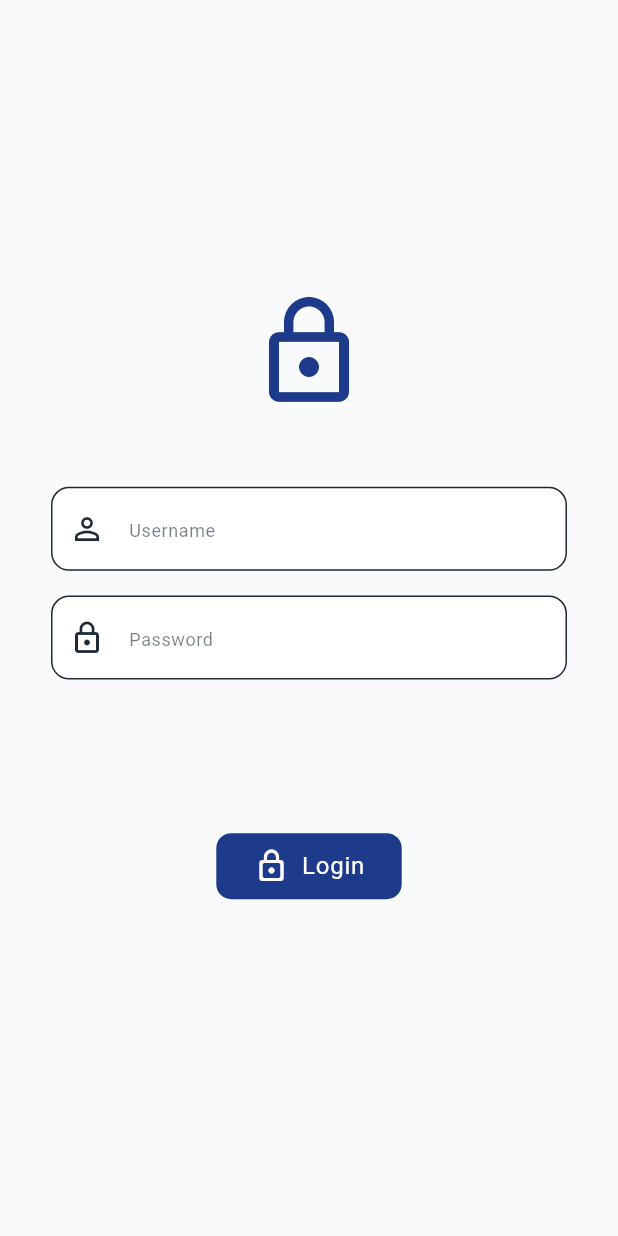
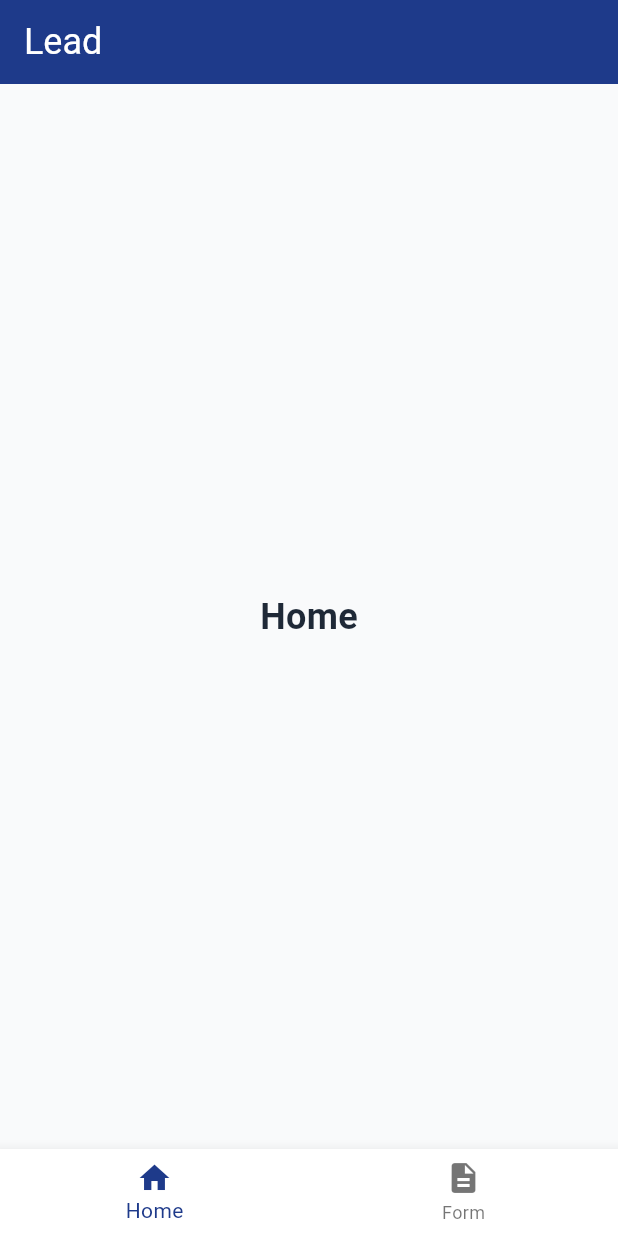
Before and after one commit to huzaifa-huzzi/Project_Lead, a Flutter app: the screen it shows after launch, after a tap on "Login", on a phone screen of 412 x 824 dp. Run offline on Flutter 3.47's test engine with Material 3 defaults, Android fonts, the phone set to English and light mode, and no system bars; our stand-ins replace get, loading_indicator.

Commit message:
1 Make some new screens 2. Make Form screen full

```diff
--- a/lib/Routes/Routes_name.dart
+++ b/lib/Routes/Routes_name.dart
@@ -5,5 +5,7 @@ class RouteName {
 
     // Authentication
   static const String loginScreen = '/LoginScreen';
+  // view
+  static const String dashboardScreen = '/DashboardScreen';
 
 }
--- a/lib/View/Authentication/Login/LoginScreen.dart
+++ b/lib/View/Authentication/Login/LoginScreen.dart
@@ -4,7 +4,7 @@ import 'package:project_x/Resources/Reusable%20Widgets/RoundedButton.dart';
 import 'package:project_x/Resources/Reusable%20Widgets/Sizing%20of%20Screen.dart';
 import 'package:project_x/Resources/Reusable%20Widgets/TextInputForm/TextInputForm.dart';
 import 'package:project_x/Utils/Utils.dart';
-
+import 'package:project_x/View/Dashboard/DashboardScreen.dart';
 import '../../../View_model/Controllers/LoginController.dart';
 
 class LoginScreen extends StatefulWidget {
@@ -92,7 +92,7 @@ class _LoginScreenState extends State<LoginScreen> {
                           loading: controller.loading.value,
                           onTap: () {
                             controller.loading.value = true;
-                            print('tapped');
+                            Get.to(DashboardScreen());
                             controller.loading.value = false;
                           },
                         ),
--- /dev/null
+++ b/lib/View/Dashboard/DashboardScreen.dart
@@ -0,0 +1,101 @@
+import 'package:flutter/material.dart';
+import 'package:project_x/Resources/Colors/Colors.dart';
+import 'package:project_x/View/Form/Form.dart';
+
+class DashboardScreen extends StatefulWidget {
+  const DashboardScreen({super.key});
+
+  @override
+  State<DashboardScreen> createState() => _DashboardScreenState();
+}
+
+class _DashboardScreenState extends State<DashboardScreen> {
+  int _selectedIndex = 0;
+
+  final List<Widget> _screens = [
+    Container(
+      color: const Color(0xFFF9FAFB),
+      alignment: Alignment.center,
+      child: const Text(
+        'Home',
+        style: TextStyle(
+            fontSize: 24,
+            fontWeight: FontWeight.bold,
+            color: Color(0xFF1F2937)),
+      ),
+    ),
+    FormFilling(),
+  ];
+
+  @override
+  Widget build(BuildContext context) {
+    final bool isMobile = MediaQuery.of(context).size.width < 600;
+
+    return Scaffold(
+      appBar: AppBar(
+        title: Text(
+          'Lead',
+          style: TextStyle(
+              fontSize: 24,
+              color: AppColors.surfaceColor,
+              fontFamily: 'sans-Serif'),
+        ),
+        backgroundColor: const Color(0xFF1E3A8A),
+        automaticallyImplyLeading: false,
+      ),
+      body: Row(
+        children: [
+          if (MediaQuery.of(context).size.width >= 640)
+            NavigationRail(
+              selectedIndex: _selectedIndex,
+              onDestinationSelected: (int index) {
+                setState(() {
+                  _selectedIndex = index;
+                });
+              },
+              backgroundColor: AppColors.surfaceColor,
+              selectedIconTheme: IconThemeData(color: AppColors.primaryColor),
+              unselectedIconTheme: IconThemeData(color: Colors.grey[300]),
+              selectedLabelTextStyle: const TextStyle(
+                  color: Colors.white, fontWeight: FontWeight.bold),
+              unselectedLabelTextStyle: const TextStyle(color: Colors.white60),
+              destinations: const [
+                NavigationRailDestination(
+                  icon: Padding(
+                    padding: EdgeInsets.only(bottom: 10.0),
+                    child: Icon(Icons.home),
+                  ),
+                  label: Text('Home'),
+                ),
+                NavigationRailDestination(
+                  icon: Padding(
+                    padding: EdgeInsets.only(bottom: 8.0),
+                    child: Icon(Icons.description),
+                  ),
+                  label: Text('Form'),
+                ),
+              ],
+            ),
+          Expanded(child: _screens[_selectedIndex]),
+        ],
+      ),
+      bottomNavigationBar: isMobile
+          ? BottomNavigationBar(
+        currentIndex: _selectedIndex,
+        onTap: (int index) => setState(() => _selectedIndex = index),
+        selectedItemColor: AppColors.primaryColor,
+        items: const [
+          BottomNavigationBarItem(
+            icon: Icon(Icons.home),
+            label: 'Home',
+          ),
+          BottomNavigationBarItem(
+            icon: Icon(Icons.description),
+            label: 'Form',
+          ),
+        ],
+      )
+          : null,
+    );
+  }
+}
```
Also changed, not shown: lib/View/Form/Form.dart (added, +162 -0 lines), lib/View_model/Controllers/FormController.dart (added, +26 -0 lines).
